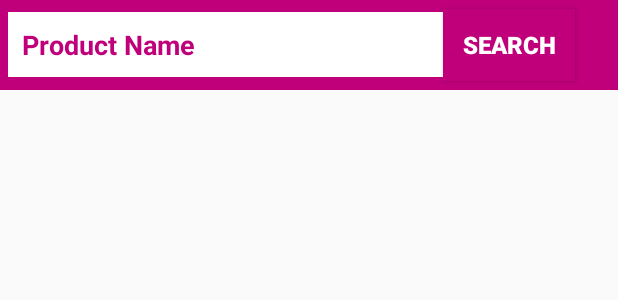
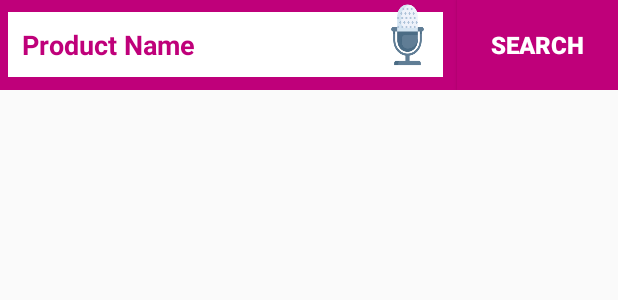
Before and after one commit to hebaabdelwhab/eCommerce, an Android app: the layout activity_search.xml on its own in the app's theme, with its tools: preview values and no code run, on a phone screen of 412 x 824 dp. Shown: the top 300 px of the screen. Run offline under Robolectric (Android 15) with nearby library versions, the phone set to English and light mode, and no system bars.

Commit message:
VoiceSearchDone

```diff
--- a/app/build.gradle
+++ b/app/build.gradle
@@ -31,6 +31,10 @@ android {
 }
 
 dependencies {
+    //Scanner;
+    implementation 'com.google.mlkit:barcode-scanning:16.1.2'
+    implementation 'com.google.android.gms:play-services-mlkit-barcode-scanning:16.1.5'
+    //---------------------------------------------
     implementation 'com.google.android.gms:play-services-location:18.0.0'
     implementation 'com.github.rey5137:material:1.3.1'
     implementation 'androidx.cardview:cardview:1.0.0'
--- a/app/src/main/AndroidManifest.xml
+++ b/app/src/main/AndroidManifest.xml
@@ -6,7 +6,7 @@
     <uses-permission android:name="android.permission.ACCESS_NETWORK_STATE" />
     <uses-permission android:name="android.permission.ACCESS_FINE_LOCATION" />
     <uses-permission android:name="android.permission.ACCESS_COARSE_LOCATION" />
-
+    <uses-permission android:name="android.permission.CAMERA"/>
     <application
         android:allowBackup="true"
         android:icon="@mipmap/ic_launcher"
--- a/app/src/main/res/layout/activity_search.xml
+++ b/app/src/main/res/layout/activity_search.xml
@@ -25,19 +25,28 @@
             android:layout_marginStart="5dp"
             android:layout_centerVertical="true"
             />
-    <Button
-        android:id="@+id/Search_BTN"
-        android:layout_toRightOf="@+id/Search_Product_name"
-        android:textStyle="bold"
-        android:textSize="16dp"
-        android:textColor="@color/white"
-        android:text="Search"
-        android:layout_height="wrap_content"
-        android:layout_width="wrap_content"
-        android:background="@color/colorPrimary"
-        android:padding="9dp"
-        android:layout_centerInParent="true"
-        />
+
+        <Button
+            android:id="@+id/Search_Voice_BTN"
+            android:layout_width="43dp"
+            android:layout_height="48dp"
+            android:layout_marginLeft="-45dp"
+            android:layout_toRightOf="@+id/Search_Product_name"
+            android:background="@drawable/mic" />
+
+        <Button
+            android:id="@+id/Search_BTN"
+            android:layout_width="133dp"
+            android:layout_height="match_parent"
+            android:layout_centerHorizontal="true"
+            android:layout_marginLeft="11dp"
+            android:layout_toRightOf="@+id/Search_Voice_BTN"
+            android:background="@color/colorPrimary"
+            android:padding="9dp"
+            android:text="Search"
+            android:textColor="@color/white"
+            android:textSize="16dp"
+            android:textStyle="bold" />
     </RelativeLayout>
 <androidx.recyclerview.widget.RecyclerView
     android:id="@+id/Search_List"
```
Also changed, not shown: app/src/main/java/com/example/ecommerce/SearchActivity.java (+27 -1 lines), app/src/main/res/drawable/mic.png (added).
